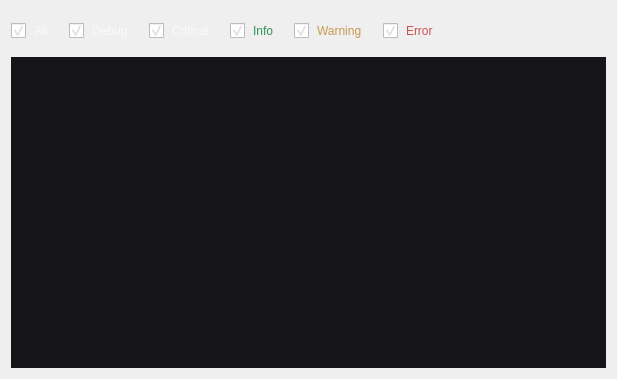
First picture: the form in ui/zenoedit/panel/zlogpanel.ui, repository zenustech/zeno, before the edit.
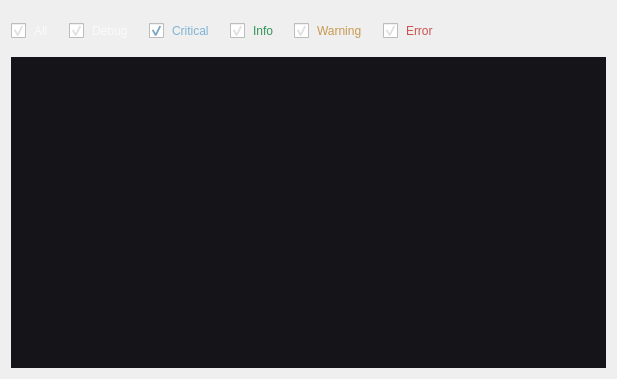
Second picture: the form after the edit. Icons and pictures are not drawn.

Commit message: add cyan icon

Diff of the .ui file:
```diff
--- a/ui/zenoedit/panel/zlogpanel.ui
+++ b/ui/zenoedit/panel/zlogpanel.ui
@@ -91,7 +91,7 @@
         <string notr="true">QCheckBox {
     spacing: 8px;
 	font: 14px &quot;HarmonyOS Sans&quot;;
-	color: rgba(255, 255, 255, 0.7);
+	color: rgba(80, 154, 200, 0.7);
 }
 
 QCheckBox::indicator {
```
Left out of the diff: 2 changed lines with no effect on the pictures. The commit also changes 2 other files.
